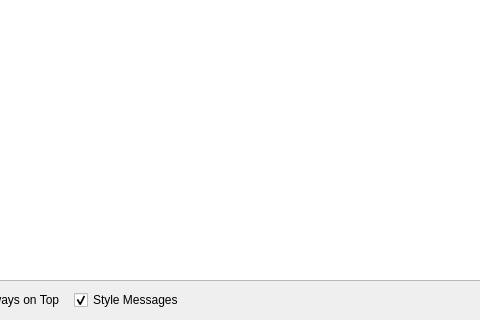
Qt form src/forms/LogViewerDialog.ui (Hale-Software/Vura) before a commit; both pictures show x 138 to 618 and y 180 to 500 of the 800 by 500 pixel window.
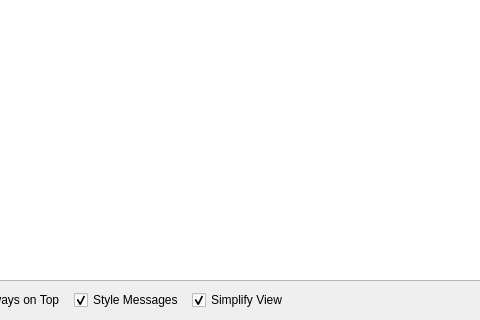
The same form after that commit.

The edit to the form file:
```diff
--- a/src/forms/LogViewerDialog.ui
+++ b/src/forms/LogViewerDialog.ui
@@ -159,6 +159,16 @@
        </property>
       </widget>
      </item>
+     <item>
+      <widget class="QCheckBox" name="simplifyView">
+       <property name="text">
+        <string>Simplify View</string>
+       </property>
+       <property name="checked">
+        <bool>true</bool>
+       </property>
+      </widget>
+     </item>
      <item>
       <spacer name="horizontalSpacer">
        <property name="orientation">
```
Left out of the diff: 18 changed lines with no effect on the pictures.
